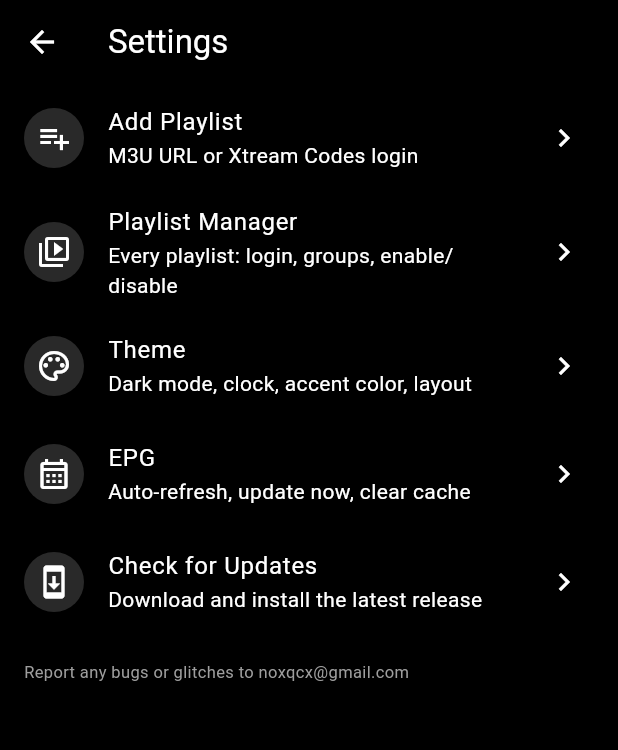
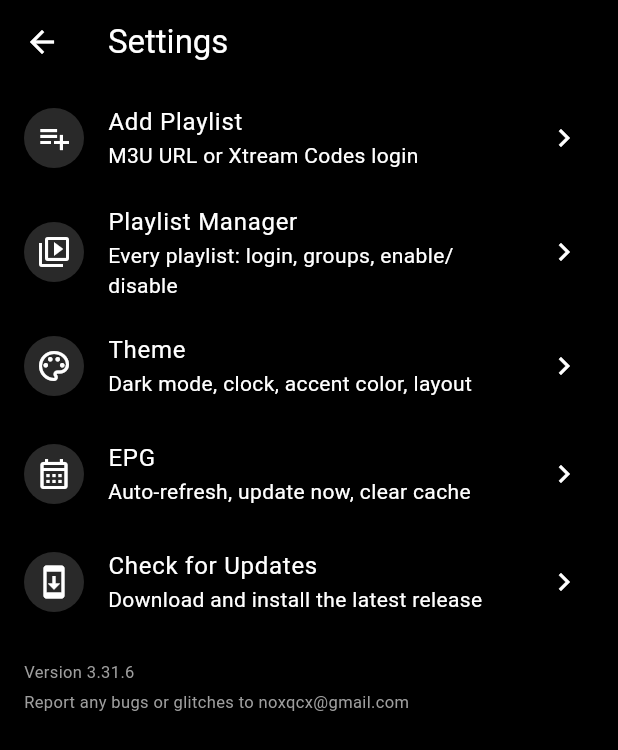
Before and after one commit to NoXqc/NoXPlayer, a Flutter app: the SettingsMenuScreen screen opened directly, on a phone screen of 412 x 824 dp. Shown: the top 750 px of the screen. Run offline on Flutter 3.47's test engine with Material 3 defaults, Android fonts, the phone set to English and light mode, and no system bars; our stand-ins replace cached_network_image, file, flutter_cache_manager, package_info_plus, shared_preferences, sqflite and 1 more; missing offline and left inert: video_player_hdr; accounts and stored records are empty; statements that could not run were skipped.

Commit message:
Keep player controls visible during a fast-seek; show version in Settings
Reported directly: the bottom bar's own 6-second auto-hide timer kept
counting down completely untouched by an in-progress fast-seek, since
pressing Select on the skip button was never wired to reset it. A
hold worth doing at all easily outlasts 6 seconds, so the bar could
vanish mid-seek, leaving the user to bring it back and start over.
PlayerControls gains onActivity, called on every skip-button tick (a
tap, or each tick of a hold) same as a tap/Up/Down already do;
PlayerScreen wires it to the same _resetHideTimer its own input
handling already calls.

Also re-adds a version number to Settings, reading PackageInfo (same
source Check for Updates' "Current version" already uses) rather than
a hand-typed constant — requested directly after the previous
buildMarker string (a version number bundled with a long hand-
maintained changelog) was replaced with just the bug-report line: the
changelog wasn't wanted back, but the version stamp on its own was.

Co-Authored-By: Claude Sonnet 5 <noreply@anthropic.com>
Claude-Session: https://claude.ai/code/session_01EumNuJWJagAVhj3nhUD5Na

```diff
--- a/lib/screens/player_screen.dart
+++ b/lib/screens/player_screen.dart
@@ -437,6 +437,7 @@ class _PlayerScreenState extends State<PlayerScreen> {
                                           ? () => playback
                                               .play(playback.nextUpChannel!)
                                           : null,
+                                      onActivity: _resetHideTimer,
                                     ),
                                   ),
                                 ),
--- a/lib/screens/settings/settings_menu_screen.dart
+++ b/lib/screens/settings/settings_menu_screen.dart
@@ -1,4 +1,5 @@
 import 'package:flutter/material.dart';
+import 'package:package_info_plus/package_info_plus.dart';
 import 'package:provider/provider.dart';
 
 import '../../services/app_preferences.dart';
@@ -71,8 +72,31 @@ class SettingsMenuScreen extends StatelessWidget {
                     onTap: () => Navigator.of(context).push(MaterialPageRoute(
                         builder: (_) => const CheckUpdatesScreen())),
                   ),
+                  // Reads whatever code is actually running via
+                  // PackageInfo (same source CheckUpdatesScreen's
+                  // "Current version" line uses) rather than a hand-typed
+                  // constant — requested directly, after the previous
+                  // buildMarker string (a version number plus a long
+                  // hand-maintained per-release changelog) was replaced
+                  // with just the line below: "so I can confirm easily
+                  // the current version inside the app" needed *some*
+                  // version stamp back, just not the changelog text.
+                  Padding(
+                    padding: const EdgeInsets.fromLTRB(16, 16, 16, 4),
+                    child: FutureBuilder<PackageInfo>(
+                      future: PackageInfo.fromPlatform(),
+                      builder: (context, snapshot) {
+                        final version = snapshot.data?.version;
+                        return Text(
+                          version == null ? 'Version —' : 'Version $version',
+                          style:
+                              const TextStyle(fontSize: 11, color: Colors.grey),
+                        );
+                      },
+                    ),
+                  ),
                   const Padding(
-                    padding: EdgeInsets.fromLTRB(16, 16, 16, 16),
+                    padding: EdgeInsets.fromLTRB(16, 0, 16, 16),
                     child: Text(
                       'Report any bugs or glitches to noxqcx@gmail.com',
                       style: TextStyle(fontSize: 11, color: Colors.grey),
--- a/lib/widgets/player_controls.dart
+++ b/lib/widgets/player_controls.dart
@@ -178,6 +178,7 @@ class PlayerControls extends StatelessWidget {
     this.onToggleFavorite,
     this.onPrevious,
     this.onNext,
+    this.onActivity,
   });
 
   final VideoPlayerHdrController controller;
@@ -217,6 +218,17 @@ class PlayerControls extends StatelessWidget {
   /// these at all, same as [onToggleFavorite] above.
   final VoidCallback? onPrevious;
   final VoidCallback? onNext;
+
+  /// Called on every skip-button seek tick (a tap, or each tick of a
+  /// held fast-seek) — reported directly: this bar's own auto-hide timer
+  /// keeps counting down completely untouched by an in-progress fast-
+  /// seek, since nothing about pressing Select on the skip button was
+  /// ever wired to reset it. A hold long enough to be worth doing at all
+  /// (several seconds, easily past the 6s auto-hide) could have the bar
+  /// disappear mid-seek, leaving the user to bring it back and start
+  /// over. [PlayerScreen] wires this to the same reset its own Up/Down
+  /// handling already calls.
+  final VoidCallback? onActivity;
 
   String _formatDuration(Duration d) {
     final minutes = d.inMinutes.remainder(60).toString().padLeft(2, '0');
@@ -314,6 +326,7 @@ class PlayerControls extends StatelessWidget {
                     _SkipButton(
                       icon: Icons.replay_10,
                       onSeek: (amount) {
+                        onActivity?.call();
                         final target = position - amount;
                         controller.seekTo(
                             target < Duration.zero ? Duration.zero : target);
@@ -330,6 +343,7 @@ class PlayerControls extends StatelessWidget {
                     _SkipButton(
                       icon: Icons.forward_10,
                       onSeek: (amount) {
+                        onActivity?.call();
                         final target = position + amount;
                         controller
                             .seekTo(target > duration ? duration : target);
--- a/pubspec.yaml
+++ b/pubspec.yaml
@@ -1,7 +1,7 @@
 name: nox_iptv
 description: "NoX IPTV - an M3U/EPG IPTV player for Android phones, boxes, and Firesticks."
 publish_to: 'none'
-version: 3.31.5+112
+version: 3.31.6+113
 
 environment:
   sdk: '>=3.3.0 <4.0.0'
```
